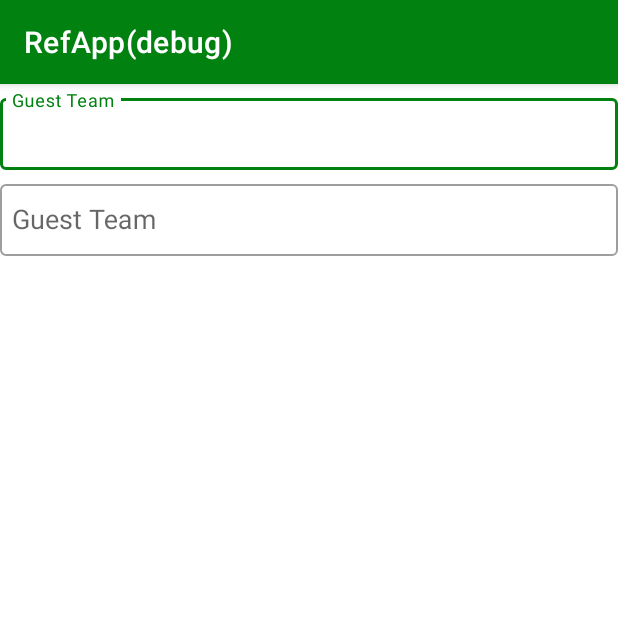
After one commit to Egraf99/RefApp, an Android app: the fragment TeamChooseFragment shown on its own in the app's theme, on a phone screen of 412 x 824 dp, the top half of it. The commit adds this screen. Run offline under Robolectric (Android 15) with nearby library versions, the phone set to English and light mode, and no system bars.

Commit message:
появляется окно добавление новой игры

```diff
--- a/app/build.gradle
+++ b/app/build.gradle
@@ -28,7 +28,8 @@ android {
             proguardFiles getDefaultProguardFile('proguard-android-optimize.txt'), 'proguard-rules.pro'
         }
         debug {
-            resValue "string", "app_name", "RefApp"
+            resValue "string", "app_name", "RefApp(debug)"
+            applicationIdSuffix ".debug"
         }
         debugVersion {
             initWith debug
@@ -58,6 +59,8 @@ dependencies {
     implementation 'com.google.android.material:material:1.5.0'
     implementation 'androidx.constraintlayout:constraintlayout:2.1.3'
     implementation 'androidx.navigation:navigation-fragment:2.4.1'
+    implementation "androidx.navigation:navigation-fragment-ktx:2.5.1"
+    implementation "androidx.navigation:navigation-ui-ktx:2.5.1"
     implementation 'androidx.legacy:legacy-support-v4:1.0.0'
     implementation 'androidx.lifecycle:lifecycle-extensions:2.2.0'
     implementation 'androidx.recyclerview:recyclerview:1.2.1'
--- a/app/src/main/java/com/egraf/refapp/GameFragment.kt
+++ b/app/src/main/java/com/egraf/refapp/GameFragment.kt
@@ -40,7 +40,7 @@ class GameFragment : FragmentToolbar(), FragmentResultListener {
     private var _binding: FragmentGameBinding? = null
     private lateinit var gameWithAttributes: GameWithAttributes
     private val gameDetailViewModel: GameDetailViewModel by lazy {
-        ViewModelProvider(this, GameDetailViewModelFactory()).get(GameDetailViewModel::class.java)
+        ViewModelProvider(this).get(GameDetailViewModel::class.java)
     }
 
     override fun onCreate(savedInstanceState: Bundle?) {
--- /dev/null
+++ b/app/src/main/java/com/egraf/refapp/dialogs/add_new_game/TeamChooseFragment.kt
@@ -0,0 +1,31 @@
+package com.egraf.refapp.dialogs.add_new_game
+
+import android.os.Bundle
+import android.view.LayoutInflater
+import android.view.View
+import android.view.ViewGroup
+import androidx.fragment.app.Fragment
+import androidx.lifecycle.ViewModelProvider
+import com.egraf.refapp.databinding.TeamChooseBinding
+
+class TeamChooseFragment: Fragment() {
+    private val binding get() = _binding!!
+    private var _binding: TeamChooseBinding? = null
+    private val addNewGameViewModel: AddNewGameViewModel by lazy {
+        ViewModelProvider(this).get(AddNewGameViewModel::class.java)
+    }
+
+    override fun onCreateView(
+        inflater: LayoutInflater,
+        container: ViewGroup?,
+        savedInstanceState: Bundle?
+    ): View {
+        _binding = TeamChooseBinding.inflate(inflater)
+        return binding.root
+    }
+
+    override fun onDestroyView() {
+        super.onDestroyView()
+        _binding = null
+    }
+}
--- /dev/null
+++ b/app/src/main/res/layout/team_choose.xml
@@ -0,0 +1,47 @@
+<?xml version="1.0" encoding="utf-8"?>
+<androidx.constraintlayout.widget.ConstraintLayout xmlns:android="http://schemas.android.com/apk/res/android"
+    xmlns:app="http://schemas.android.com/apk/res-auto"
+    android:layout_width="match_parent"
+    android:layout_height="match_parent">
+
+    <com.egraf.refapp.views.textInput.ETIWithEndButton
+        android:id="@+id/team_home_layout"
+        style="@style/Widget.MaterialComponents.TextInputLayout.OutlinedBox"
+        android:layout_width="0dp"
+        android:layout_height="wrap_content"
+        android:layout_marginTop="4dp"
+        android:hint="@string/guest_team"
+        app:layout_constraintEnd_toEndOf="parent"
+        app:layout_constraintStart_toStartOf="parent"
+        app:layout_constraintTop_toTopOf="parent">
+
+        <androidx.appcompat.widget.AppCompatAutoCompleteTextView
+            android:layout_width="match_parent"
+            android:layout_height="48dp"
+            android:inputType="textImeMultiLine"
+            android:paddingStart="8dp"
+            android:paddingEnd="0dp" />
+
+    </com.egraf.refapp.views.textInput.ETIWithEndButton>
+
+    <com.egraf.refapp.views.textInput.ETIWithEndButton
+        android:id="@+id/team_guest_layout"
+        style="@style/Widget.MaterialComponents.TextInputLayout.OutlinedBox"
+        android:layout_width="0dp"
+        android:layout_height="wrap_content"
+        android:layout_marginTop="4dp"
+        android:hint="@string/guest_team"
+        app:layout_constraintEnd_toEndOf="parent"
+        app:layout_constraintStart_toStartOf="parent"
+        app:layout_constraintTop_toBottomOf="@id/team_home_layout">
+
+        <androidx.appcompat.widget.AppCompatAutoCompleteTextView
+            android:layout_width="match_parent"
+            android:layout_height="48dp"
+            android:inputType="textImeMultiLine"
+            android:paddingStart="8dp"
+            android:paddingEnd="0dp" />
+
+    </com.egraf.refapp.views.textInput.ETIWithEndButton>
+
+</androidx.constraintlayout.widget.ConstraintLayout>
--- a/app/src/main/res/values/strings.xml
+++ b/app/src/main/res/values/strings.xml
@@ -22,6 +22,7 @@
     <string name="league_add_message">League %1$s added</string>
     <string name="referee_add_message">Referee %1$s added</string>
     <string name="date">Date</string>
+    <string name="time">Time</string>
     <string name="inspector">Inspector</string>
     <string name="not_found">Not found</string>
     <string name="back">Back</string>
--- a/build.gradle
+++ b/build.gradle
@@ -1,7 +1,7 @@
 // Top-level build file where you can add configuration options common to all sub-projects/modules.
 buildscript {
     ext {
-        navigationVersion="2.3.5"
+        navigationVersion= '2.4.1'
     }
 
     dependencies {
@@ -10,8 +10,8 @@ buildscript {
 }
 
 plugins {
-    id 'com.android.application' version '7.2.1' apply false
-    id 'com.android.library' version '7.2.1' apply false
+    id 'com.android.application' version '7.2.2' apply false
+    id 'com.android.library' version '7.2.2' apply false
     id 'org.jetbrains.kotlin.android' version '1.6.10' apply false
 }
 
```
Also changed, not shown: app/src/main/java/com/egraf/refapp/GameDetailViewModel.kt (+0 -10 lines), app/src/main/java/com/egraf/refapp/GameListFragment.kt (+12 -7 lines), app/src/main/java/com/egraf/refapp/GameListViewModel.kt (+0 -9 lines), app/src/main/java/com/egraf/refapp/dialogs/add_new_game/AddNewGameDialog.kt (added, +52 -0 lines), app/src/main/java/com/egraf/refapp/dialogs/add_new_game/AddNewGameViewModel.kt (added, +20 -0 lines), app/src/main/java/com/egraf/refapp/dialogs/add_new_game/DateChooseFragment.kt (added, +35 -0 lines), app/src/main/res/layout/add_new_game_dialog.xml (added, +17 -0 lines), app/src/main/res/layout/date_choose.xml (added, +25 -0 lines), app/src/main/res/navigation/add_game_nav.xml (added, +18 -0 lines), 1 other file.
